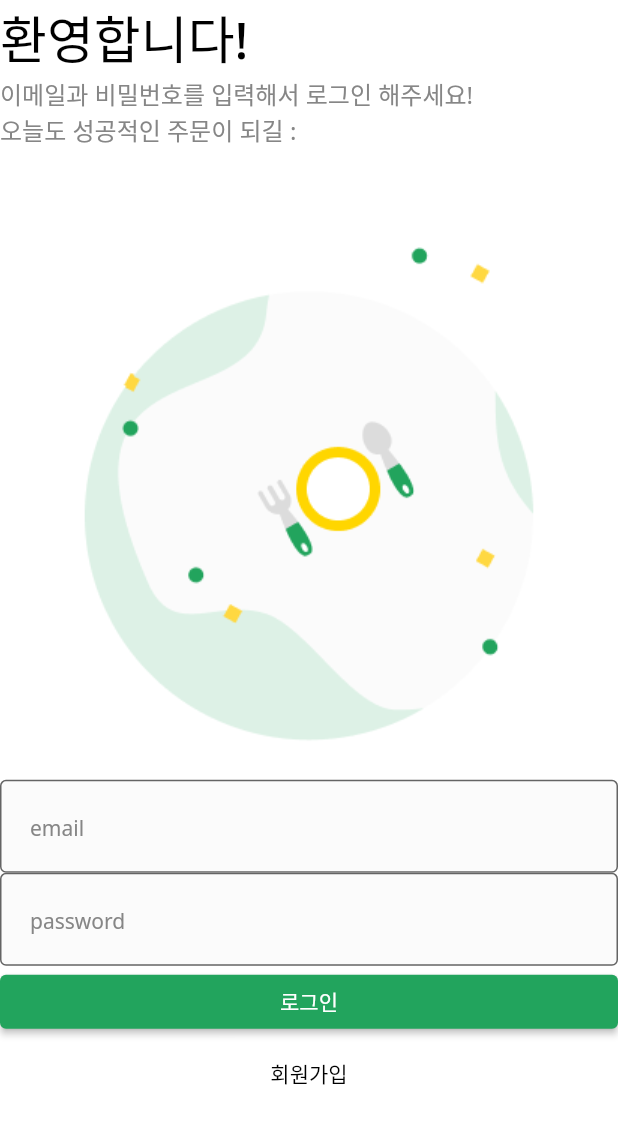
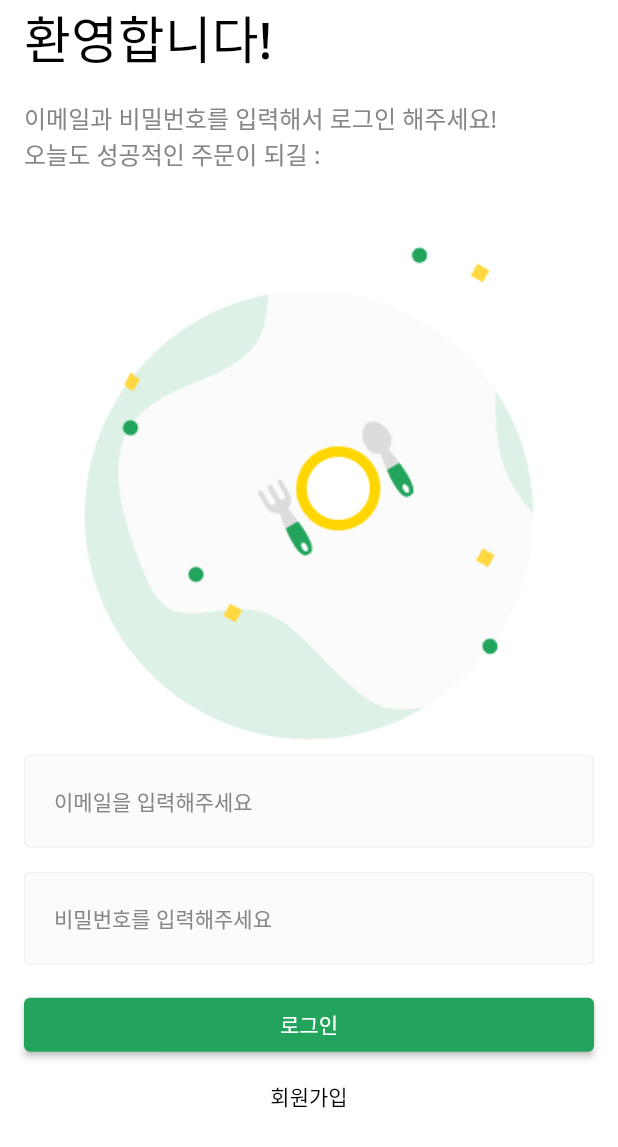
Before and after one commit to flutterkage2k/fluttermidcodefactorywithapi230426, a Flutter app: the screen it shows after launch, on a phone screen of 412 x 824 dp. Shown: the top 1147 px of the screen. Run offline on Flutter 3.47's test engine with Material 2 defaults, Android fonts, the phone set to English and light mode, and no system bars; our stand-ins replace google_fonts.

Commit message:
singlechildscrollview
키보드 올라왔을때 겹치는 부분 수정.

```diff
--- a/lib/common/component/custom_text_form_filed.dart
+++ b/lib/common/component/custom_text_form_filed.dart
@@ -46,6 +46,7 @@ class CustomTextFormField extends StatelessWidget {
         //false - 배경색 없음
         //true - 배경색 있음.
         border: baseBorder,
+        enabledBorder: baseBorder,
         focusedBorder: baseBorder.copyWith(
           borderSide: baseBorder.borderSide.copyWith(
             color: PRIMARY_COLOR,
--- a/lib/user/view/login_screen.dart
+++ b/lib/user/view/login_screen.dart
@@ -9,25 +9,39 @@ class LoginScreen extends StatelessWidget {
   @override
   Widget build(BuildContext context) {
     return DefaultLayout(
+      child: SingleChildScrollView(
+        keyboardDismissBehavior: ScrollViewKeyboardDismissBehavior
+            .onDrag, //키보드가 올라와있을때 스크롤을 내리면 키보드가 내려감.
         child: SafeArea(
           top: true,
           bottom: false,
+          child: Padding(
+            padding: const EdgeInsets.symmetric(horizontal: 16.0),
             child: Column(
               crossAxisAlignment: CrossAxisAlignment.stretch,
               children: [
                 const _Title(),
+                const SizedBox(
+                  height: 16.0,
+                ),
                 const _SubTitle(),
                 Image.asset(
                   'asset/img/misc/logo.png',
                   width: MediaQuery.of(context).size.width / 3 * 2,
                 ),
                 CustomTextFormField(
-              hintText: 'email',
+                  hintText: '이메일을 입력해주세요',
                   onChanged: (String value) {},
                 ),
+                const SizedBox(
+                  height: 16.0,
+                ),
                 CustomTextFormField(
-              hintText: 'password',
+                  hintText: '비밀번호를 입력해주세요',
                   onChanged: (String value) {},
+                ),
+                const SizedBox(
+                  height: 16.0,
                 ),
                 ElevatedButton(
                   onPressed: () {},
@@ -44,6 +58,8 @@ class LoginScreen extends StatelessWidget {
                   child: const Text('회원가입'),
                 ),
               ],
+            ),
+          ),
         ),
       ),
     );
```
Lines whose indentation alone changed are shown as unchanged.
